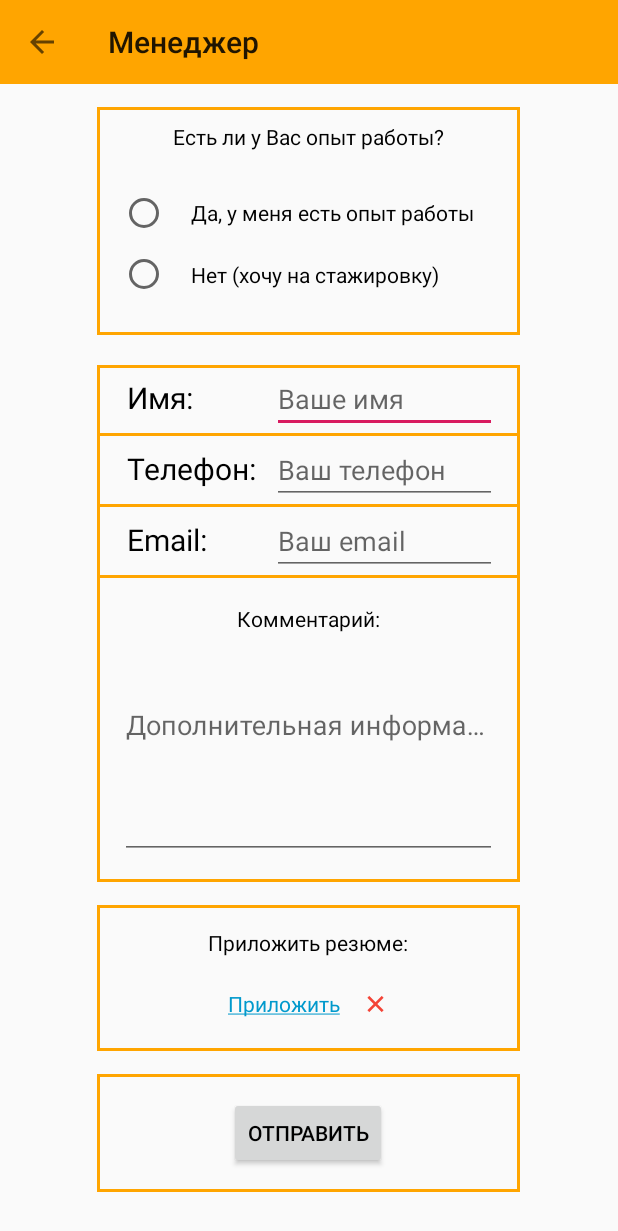
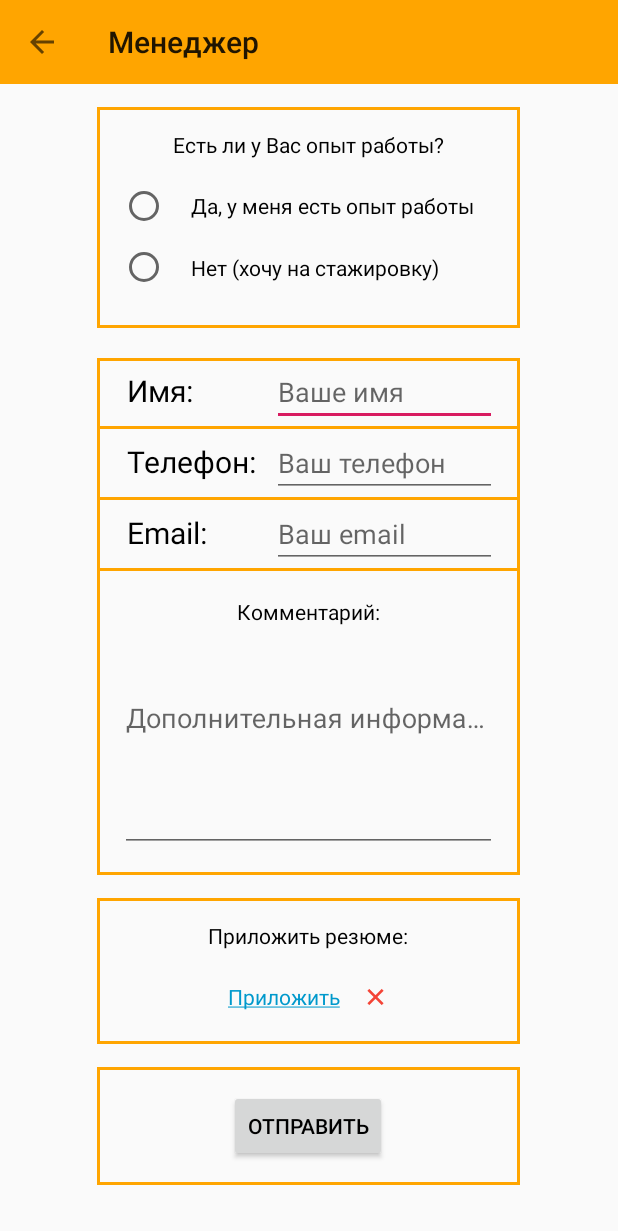
Before and after one commit to KirstenLy/hr, an Android app: the ManagerProfessionActivity screen opened directly, with no data from a screen before it, on a phone screen of 412 x 824 dp. Shown: the top 1231 px of the screen. Run offline under Robolectric (Android 15) with nearby library versions, the phone set to English and light mode, and no system bars.

Commit message:
10.12, 17:34 + Апгрейд отступов в формах с радиокнопками

```diff
--- a/app/src/main/res/layout/activity_developer_profession.xml
+++ b/app/src/main/res/layout/activity_developer_profession.xml
@@ -131,6 +131,7 @@
                         android:layout_height="wrap_content"
                         android:layout_centerHorizontal="true"
                         android:paddingTop="@dimen/padding_default"
+                        android:paddingBottom="@dimen/padding_default"
                         android:text="@string/manager_question_skill" />
 
                     <RadioGroup
@@ -138,7 +139,9 @@
                         android:layout_height="wrap_content"
                         android:layout_below="@id/text_profession_manager_question"
                         android:layout_centerHorizontal="true"
-                        android:padding="@dimen/padding_default">
+                        android:paddingLeft="@dimen/padding_default"
+                        android:paddingRight="@dimen/padding_default"
+                        android:paddingBottom="@dimen/padding_default">
 
                         <RadioButton
                             android:id="@+id/radiobutton_profession_developer_yes"
--- a/app/src/main/res/layout/activity_manager_profession.xml
+++ b/app/src/main/res/layout/activity_manager_profession.xml
@@ -7,9 +7,9 @@
 
     <android.support.v7.widget.Toolbar
         android:id="@+id/actionbar_profession_manager"
+        style="@style/ActionBarStyle"
         android:layout_width="match_parent"
-        android:layout_height="wrap_content"
-        style="@style/ActionBarStyle"/>
+        android:layout_height="wrap_content" />
 
     <ScrollView
         android:layout_width="match_parent"
@@ -34,8 +34,8 @@
                     android:layout_width="wrap_content"
                     android:layout_height="wrap_content"
                     android:layout_centerHorizontal="true"
-                    android:paddingTop="@dimen/padding_medium"
-                    android:paddingBottom="@dimen/padding_medium"
+                    android:paddingTop="@dimen/padding_default"
+                    android:paddingBottom="@dimen/padding_default"
                     android:text="@string/manager_question_skill" />
 
                 <RadioGroup
@@ -43,7 +43,9 @@
                     android:layout_height="wrap_content"
                     android:layout_below="@id/text_profession_manager_question"
                     android:layout_centerHorizontal="true"
-                    android:padding="@dimen/padding_default">
+                    android:paddingLeft="@dimen/padding_default"
+                    android:paddingRight="@dimen/padding_default"
+                    android:paddingBottom="@dimen/padding_default">
 
                     <RadioButton
                         android:id="@+id/radiobutton_profession_manager_yes"
```
